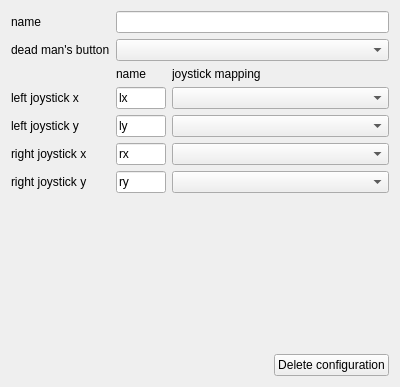
Qt form modules/automation/projects/HilecGui/src/telecontrol/EditGamepadArea.ui (OFFIS-Automation/Framework) before a commit.
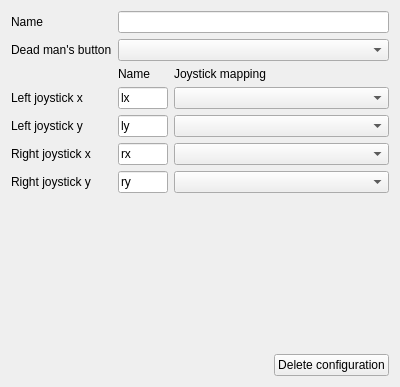
The same form after that commit. Icons and pictures are not drawn.

```diff
--- a/modules/automation/projects/HilecGui/src/telecontrol/EditGamepadArea.ui
+++ b/modules/automation/projects/HilecGui/src/telecontrol/EditGamepadArea.ui
@@ -92,14 +92,14 @@
    <item row="2" column="1">
     <widget class="QLabel" name="label">
      <property name="text">
-      <string>name</string>
+      <string>Name</string>
      </property>
     </widget>
    </item>
    <item row="2" column="2">
     <widget class="QLabel" name="label_2">
      <property name="text">
-      <string>joystick mapping</string>
+      <string>Joystick mapping</string>
      </property>
     </widget>
    </item>
@@ -109,14 +109,14 @@
    <item row="0" column="0">
     <widget class="QLabel" name="nameLabel">
      <property name="text">
-      <string>name</string>
+      <string>Name</string>
      </property>
     </widget>
    </item>
    <item row="1" column="0">
     <widget class="QLabel" name="deadManSButtonLabel">
      <property name="text">
-      <string>dead man's button</string>
+      <string>Dead man's button</string>
      </property>
     </widget>
    </item>
@@ -151,7 +151,7 @@
    <item row="3" column="0">
     <widget class="QLabel" name="leftJoystickXLabel">
      <property name="text">
-      <string>left joystick x</string>
+      <string>Left joystick x</string>
      </property>
     </widget>
    </item>
@@ -161,7 +161,7 @@
    <item row="4" column="0">
     <widget class="QLabel" name="leftJoystickYLabel">
      <property name="text">
-      <string>left joystick y</string>
+      <string>Left joystick y</string>
      </property>
     </widget>
    </item>
@@ -171,7 +171,7 @@
    <item row="5" column="0">
     <widget class="QLabel" name="rightJoystickXLabel">
      <property name="text">
-      <string>right joystick x</string>
+      <string>Right joystick x</string>
      </property>
     </widget>
    </item>
@@ -181,7 +181,7 @@
    <item row="6" column="0">
     <widget class="QLabel" name="rightJoystickYLabel">
      <property name="text">
-      <string>right joystick y</string>
+      <string>Right joystick y</string>
      </property>
     </widget>
    </item>
```
